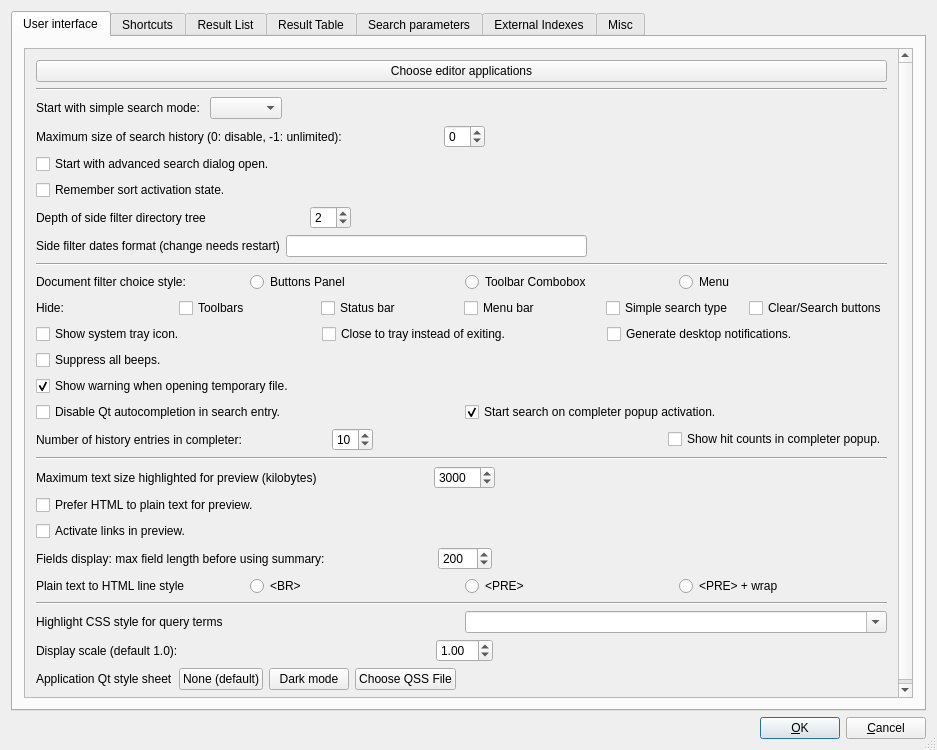
The window that src/qtgui/uiprefs.ui (alarmz/recoll) describes before a commit, drawn with Qt 5.
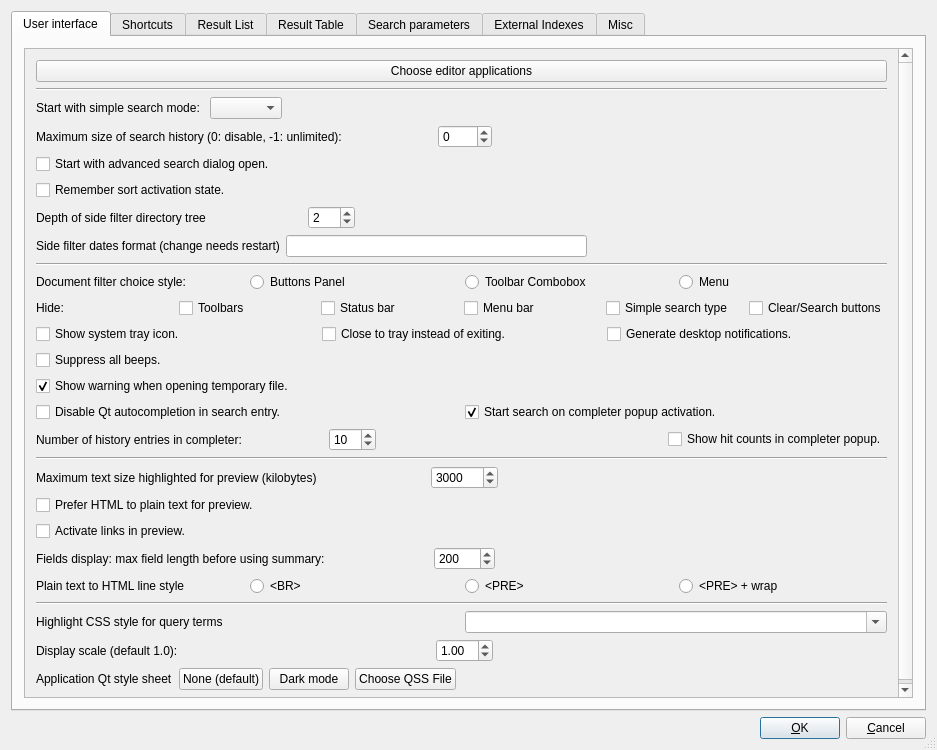
The same window after the commit.

Commit message: GUI: try to fix field width issues in prefs

What changed in the file:
```diff
--- a/src/qtgui/uiprefs.ui
+++ b/src/qtgui/uiprefs.ui
@@ -37,8 +37,8 @@
            <rect>
             <x>0</x>
             <y>0</y>
-            <width>881</width>
-            <height>760</height>
+            <width>876</width>
+            <height>684</height>
            </rect>
           </property>
           <layout class="QVBoxLayout">
@@ -112,6 +112,9 @@
                <property name="minimum">
                 <number>-1</number>
                </property>
+               <property name="maximum">
+                <number>1000</number>
+               </property>
                <property name="value">
                 <number>0</number>
                </property>
@@ -179,7 +182,7 @@
                 <number>0</number>
                </property>
                <property name="maximum">
-                <number>99</number>
+                <number>100</number>
                </property>
                <property name="value">
                 <number>2</number>
@@ -468,6 +471,9 @@
                  <property name="minimum">
                   <number>0</number>
                  </property>
+                 <property name="maximum">
+                  <number>100</number>
+                 </property>
                  <property name="value">
                   <number>10</number>
                  </property>
@@ -537,7 +543,7 @@
                 <number>0</number>
                </property>
                <property name="maximum">
-                <number>99000</number>
+                <number>100000</number>
                </property>
                <property name="singleStep">
                 <number>500</number>
@@ -612,7 +618,7 @@
             <number>0</number>
            </property>
            <property name="maximum">
-              <number>9999</number>
+                <number>10000</number>
            </property>
            <property name="value">
             <number>200</number>
```
Left out of the diff: 109 changed lines with no effect on the pictures. Lines whose indentation alone changed are shown as unchanged. The commit also changes 2 other files.
